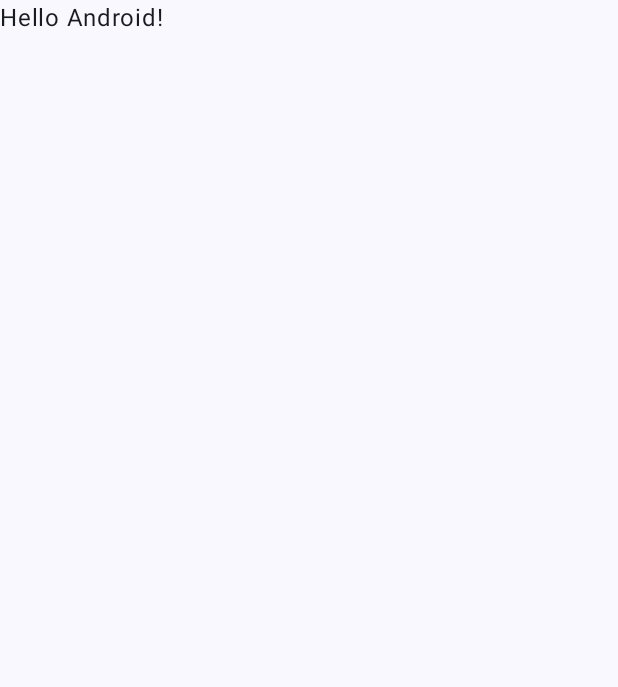
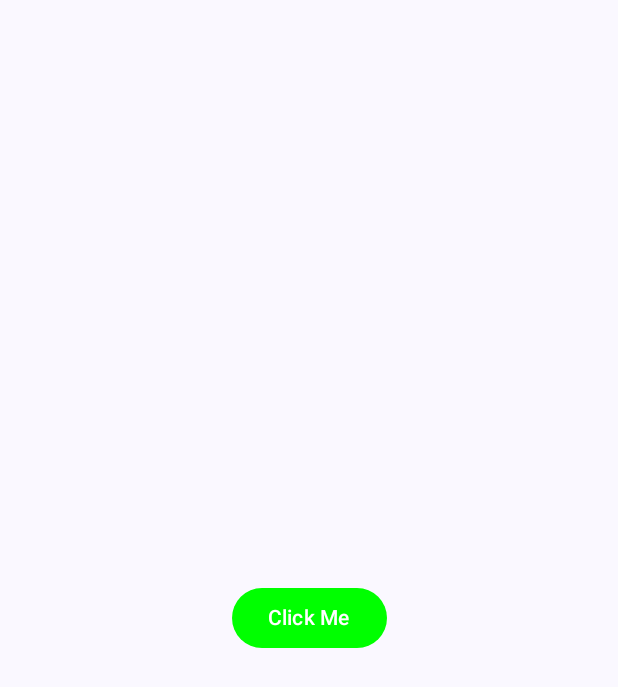
Before and after one commit to faizanhameed103/MadLab-2, an Android app built with Jetpack Compose: the screen it shows after launch (MainActivity), on a phone screen of 412 x 824 dp. Before the commit the part shown is almost empty. Shown: the top 687 px of the screen. Run offline under Robolectric (Android 15) with nearby library versions, the phone set to English and light mode, and no system bars.

Commit message:
Task 1 done

```diff
--- a/Lab2/Task1/app/src/main/java/com/example/lab2t1/MainActivity.kt
+++ b/Lab2/Task1/app/src/main/java/com/example/lab2t1/MainActivity.kt
@@ -1,15 +1,29 @@
 package com.example.lab2t1
 
+import androidx.compose.ui.graphics.Color
 import android.os.Bundle
 import androidx.activity.ComponentActivity
 import androidx.activity.compose.setContent
+import androidx.compose.foundation.background
+import androidx.compose.foundation.layout.Arrangement
+import androidx.compose.foundation.layout.Column
 import androidx.compose.foundation.layout.fillMaxSize
+import androidx.compose.foundation.layout.padding
+import androidx.compose.material3.Button
+import androidx.compose.material3.ButtonColors
+import androidx.compose.material3.ButtonDefaults
 import androidx.compose.material3.MaterialTheme
 import androidx.compose.material3.Surface
 import androidx.compose.material3.Text
 import androidx.compose.runtime.Composable
+import androidx.compose.runtime.getValue
+import androidx.compose.runtime.mutableStateOf
+import androidx.compose.runtime.remember
+import androidx.compose.runtime.setValue
+import androidx.compose.ui.Alignment
 import androidx.compose.ui.Modifier
 import androidx.compose.ui.tooling.preview.Preview
+import androidx.compose.ui.unit.dp
 import com.example.lab2t1.ui.theme.Lab2T1Theme
 
 class MainActivity : ComponentActivity() {
@@ -22,7 +36,7 @@ class MainActivity : ComponentActivity() {
                     modifier = Modifier.fillMaxSize(),
                     color = MaterialTheme.colorScheme.background
                 ) {
-                    Greeting("Android")
+                    Greeting()
                 }
             }
         }
@@ -30,17 +44,33 @@ class MainActivity : ComponentActivity() {
 }
 
 @Composable
-fun Greeting(name: String, modifier: Modifier = Modifier) {
-    Text(
-        text = "Hello $name!",
-        modifier = modifier
-    )
+fun Greeting() {
+    var buttonPressed by remember {
+        mutableStateOf(false)
+    }
+
+    val btnColor = if (buttonPressed) Color.Red else Color.Green
+Column (
+    horizontalAlignment = Alignment.CenterHorizontally,
+    verticalArrangement = Arrangement.Center,
+    modifier = Modifier.fillMaxSize().padding(16.dp)
+
+){
+    Button(
+        onClick = {
+            buttonPressed = !buttonPressed
+        },
+        colors = ButtonDefaults.buttonColors(btnColor)
+    ) {
+        Text(text = "Click Me")
+    }
 }
 
-@Preview(showBackground = true)
+}
+
 @Composable
 fun GreetingPreview() {
     Lab2T1Theme {
-        Greeting("Android")
+        Greeting()
     }
 }
```
